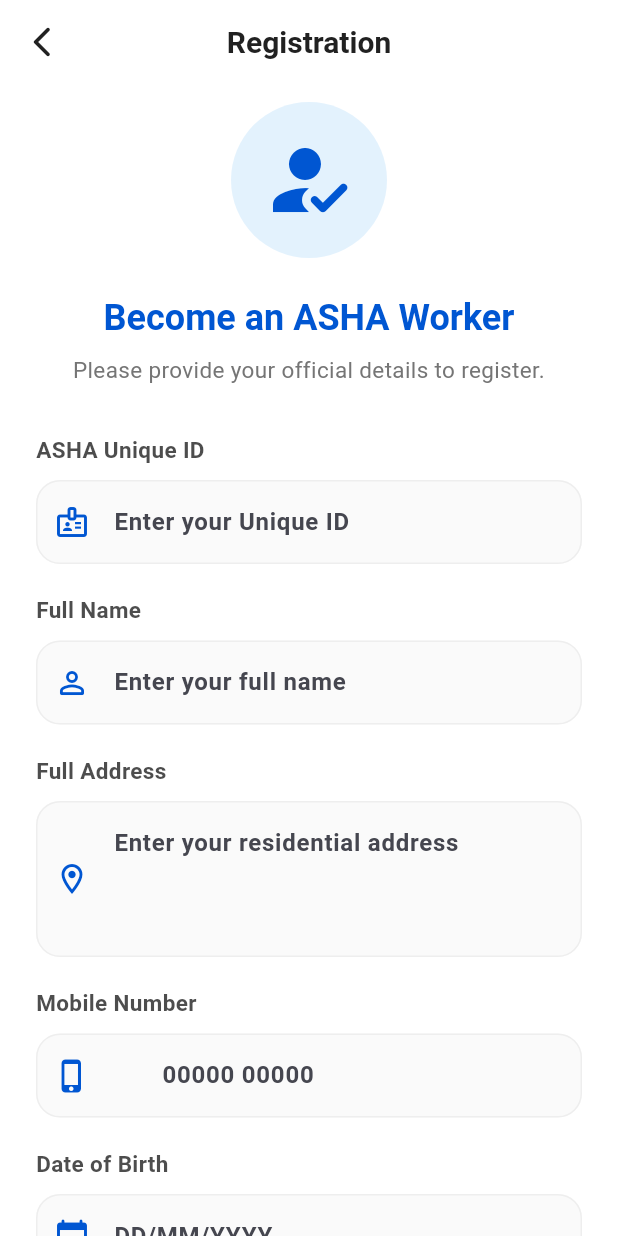
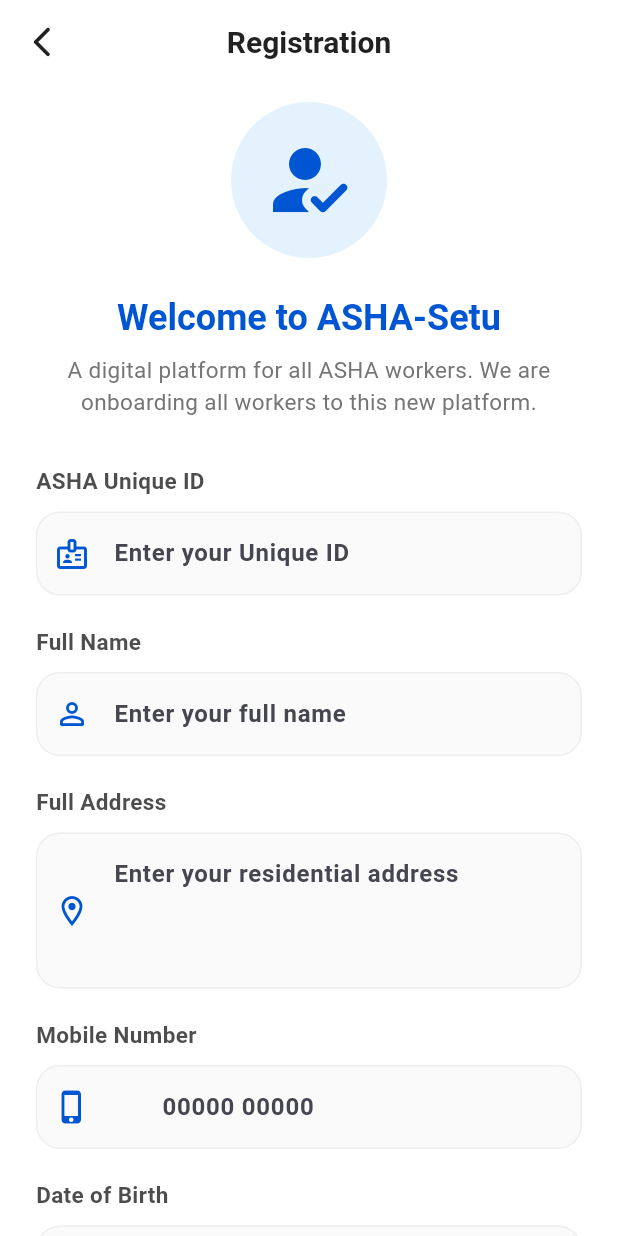
Before and after one commit to Krushna968/ASHA-setu, a Flutter app: the RegistrationScreen screen opened by its route, on a phone screen of 412 x 824 dp. Run offline on Flutter 3.47's test engine with Material 3 defaults, Android fonts, the phone set to English and light mode, and no system bars; our stand-ins replace animate_do, firebase_core, firebase_messaging, hive, hive_flutter, image_picker and 4 more; missing offline and left inert: app_settings, firebase_app_check; accounts and stored records are empty; project files that could hold a hidden picture were left out.

Commit message:
Update registration screen with welcoming onboarding text

```diff
--- a/App frontend/lib/screens/registration_screen.dart
+++ b/App frontend/lib/screens/registration_screen.dart
@@ -143,7 +143,8 @@
                   child: Column(
                     children: [
                       Text(
-                        'Become an ASHA Worker',
+                        'Welcome to ASHA-Setu',
+                        textAlign: TextAlign.center,
                         style: Theme.of(context).textTheme.headlineSmall?.copyWith(
                           fontWeight: FontWeight.bold,
                           color: MyTheme.primaryBlue,
@@ -151,7 +152,7 @@
                       ),
                       const SizedBox(height: 8),
                       Text(
-                        'Please provide your official details to register.',
+                        'A digital platform for all ASHA workers. We are onboarding all workers to this new platform.',
                         textAlign: TextAlign.center,
                         style: TextStyle(
                           color: Colors.grey[600],
```
